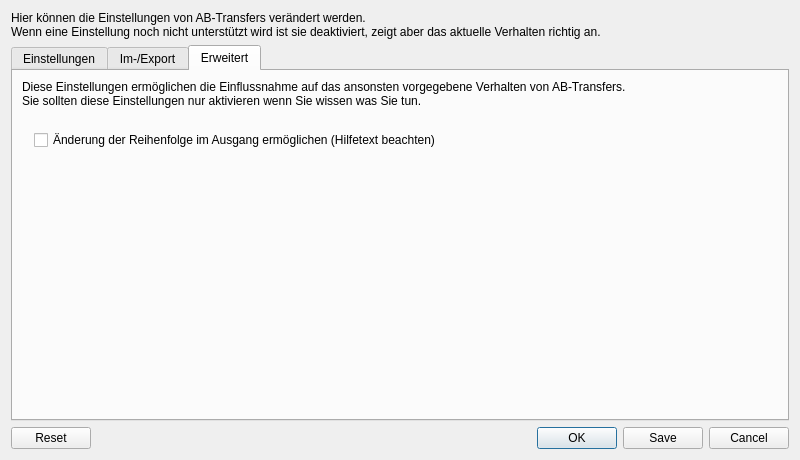
The window that src/dialogs/dialogsettings.ui (schmufu/abtransfers) describes before a commit, drawn with Qt 5.
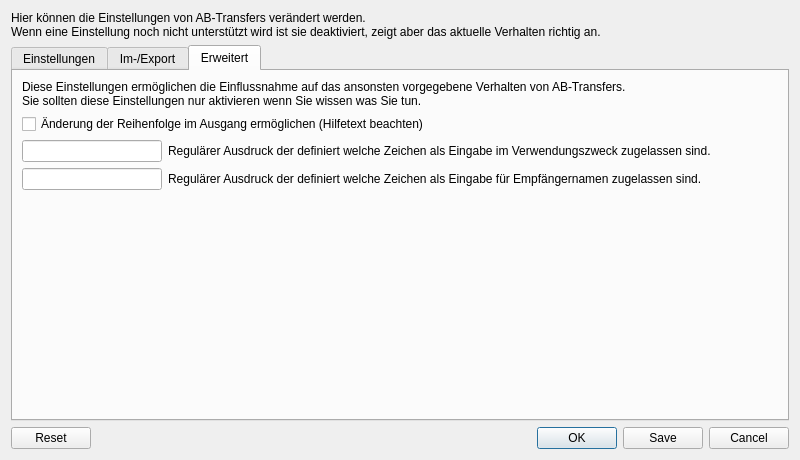
The same window after the commit. The open tabs and pages were chosen to show the change. Icons and pictures are not drawn.

The edit to the form file:
```diff
--- a/src/dialogs/dialogsettings.ui
+++ b/src/dialogs/dialogsettings.ui
@@ -925,7 +925,7 @@
       <attribute name="title">
        <string>Erweitert</string>
       </attribute>
-      <layout class="QVBoxLayout" name="verticalLayout_10">
+      <layout class="QVBoxLayout" name="verticalLayout_9">
        <item>
         <widget class="QLabel" name="label_7">
          <property name="text">
@@ -937,14 +937,6 @@
         </widget>
        </item>
        <item>
-        <layout class="QVBoxLayout" name="verticalLayout_9">
-         <property name="leftMargin">
-          <number>12</number>
-         </property>
-         <property name="topMargin">
-          <number>16</number>
-         </property>
-         <item>
           <widget class="QCheckBox" name="checkBox_adv_manualOutboxRearrange">
            <property name="whatsThis">
             <string>Wenn diese Option aktiviert ist können die Aufträge im Ausgang in der vorgegebenen Reihenfolge verändert werden.
@@ -958,6 +950,50 @@
            </property>
           </widget>
          </item>
+       <item>
+        <layout class="QFormLayout" name="formLayout">
+         <item row="0" column="0">
+          <widget class="QLineEdit" name="lineEdit_regexPurpose">
+           <property name="minimumSize">
+            <size>
+             <width>140</width>
+             <height>22</height>
+            </size>
+           </property>
+          </widget>
+         </item>
+         <item row="0" column="1">
+          <widget class="QLabel" name="label_12">
+           <property name="whatsThis">
+            <string>&lt;html&gt;&lt;head/&gt;&lt;body&gt;&lt;p&gt;Der hier angegebene reguläre Ausdruck wird verwendet um zu Prüfen das nur gültige Zeichen als Verwendungszweck eingegeben werden können.&lt;/p&gt;&lt;p&gt;Er wird auf jedes Zeichen das Eingegeben wird angewendet und wenn der reguläre Ausdruck nicht passt wird die Eingabe unterdrückt.&lt;/p&gt;&lt;p&gt;Zusätzlich wird beim Absenden der Nachricht jede Zeile des Verwendungszwecks gegen den angegebenen regulären Ausdruck, mit einem vorgestellten &amp;quot;^&amp;quot; und angehangenem &amp;quot;+$&amp;quot;, auf Gültigkeit geprüft.&lt;/p&gt;&lt;p&gt;Beachten Sie Bitte beim Ändern des Ausdrucks das nicht alle Zeichen durch die Banken unterstützt werden!&lt;/p&gt;&lt;p&gt;Standard: &amp;quot;[-+ .,/*&amp;amp;%0-9A-Za-z]&amp;quot;&lt;/p&gt;&lt;/body&gt;&lt;/html&gt;</string>
+           </property>
+           <property name="text">
+            <string>Regulärer Ausdruck der definiert welche Zeichen als Eingabe im Verwendungszweck zugelassen sind.</string>
+           </property>
+          </widget>
+         </item>
+         <item row="1" column="0">
+          <widget class="QLineEdit" name="lineEdit_regexRecipient">
+           <property name="minimumSize">
+            <size>
+             <width>140</width>
+             <height>22</height>
+            </size>
+           </property>
+          </widget>
+         </item>
+         <item row="1" column="1">
+          <widget class="QLabel" name="label_13">
+           <property name="whatsThis">
+            <string>&lt;html&gt;&lt;head/&gt;&lt;body&gt;&lt;p&gt;Der hier angegebene reguläre Ausdruck wird verwendet um zu Prüfen das nur gültige Zeichen als Empfängernamen eingegeben werden können.&lt;/p&gt;&lt;p&gt;Er wird auf jedes Zeichen das Eingegeben wird angewendet und wenn der reguläre Ausdruck nicht passt wird die Eingabe unterdrückt.&lt;/p&gt;&lt;p&gt;Zusätzlich wird beim Absenden der Nachricht jede Zeile des Empfängernamens gegen den angegebenen regulären Ausdruck, mit einem vorgestellten &amp;quot;^&amp;quot; und angehangenem &amp;quot;+$&amp;quot;, auf Gültigkeit geprüft.&lt;/p&gt;&lt;p&gt;Beachten Sie Bitte beim Ändern des Ausdrucks das nicht alle Zeichen durch die Banken unterstützt werden!&lt;/p&gt;&lt;p&gt;Standard: &amp;quot;[-+ .,/*&amp;amp;%0-9A-Za-z]&amp;quot;&lt;/p&gt;&lt;/body&gt;&lt;/html&gt;</string>
+           </property>
+           <property name="text">
+            <string>Regulärer Ausdruck der definiert welche Zeichen als Eingabe für Empfängernamen zugelassen sind.</string>
+           </property>
+          </widget>
+         </item>
+        </layout>
+       </item>
          <item>
           <spacer name="verticalSpacer_4">
            <property name="orientation">
@@ -966,12 +1002,10 @@
            <property name="sizeHint" stdset="0">
             <size>
              <width>20</width>
-             <height>40</height>
+           <height>220</height>
             </size>
            </property>
           </spacer>
-         </item>
-        </layout>
        </item>
       </layout>
      </widget>
```
Left out of the diff: 3 changed lines with no effect on the pictures. Lines whose indentation alone changed are shown as unchanged.
